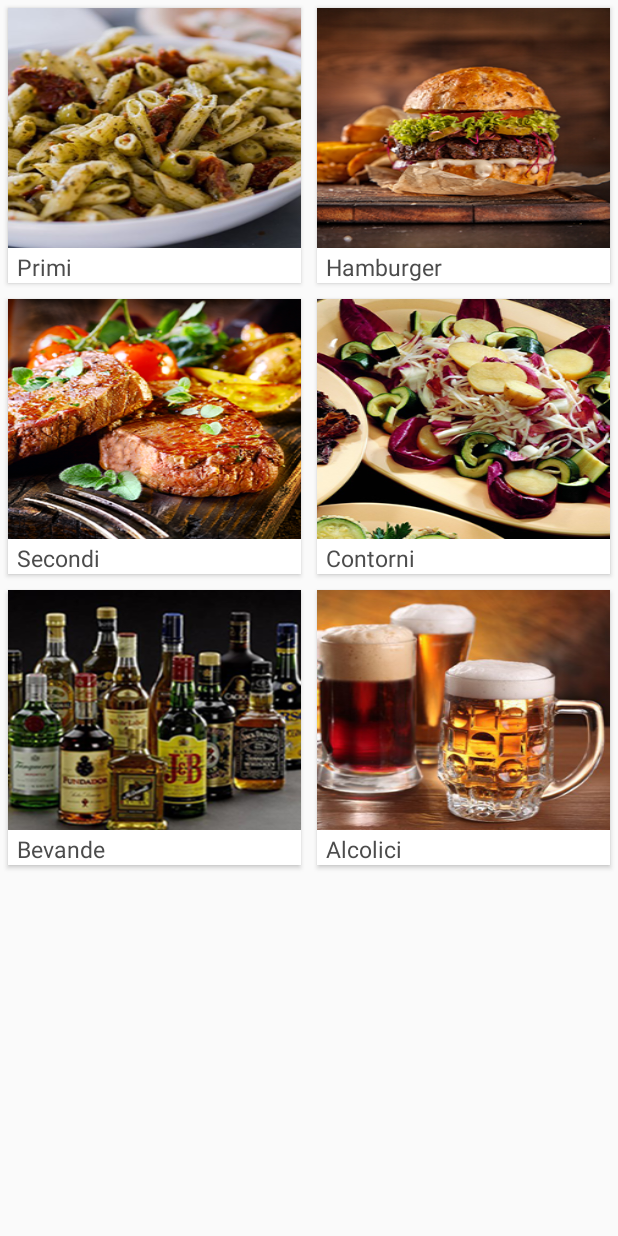
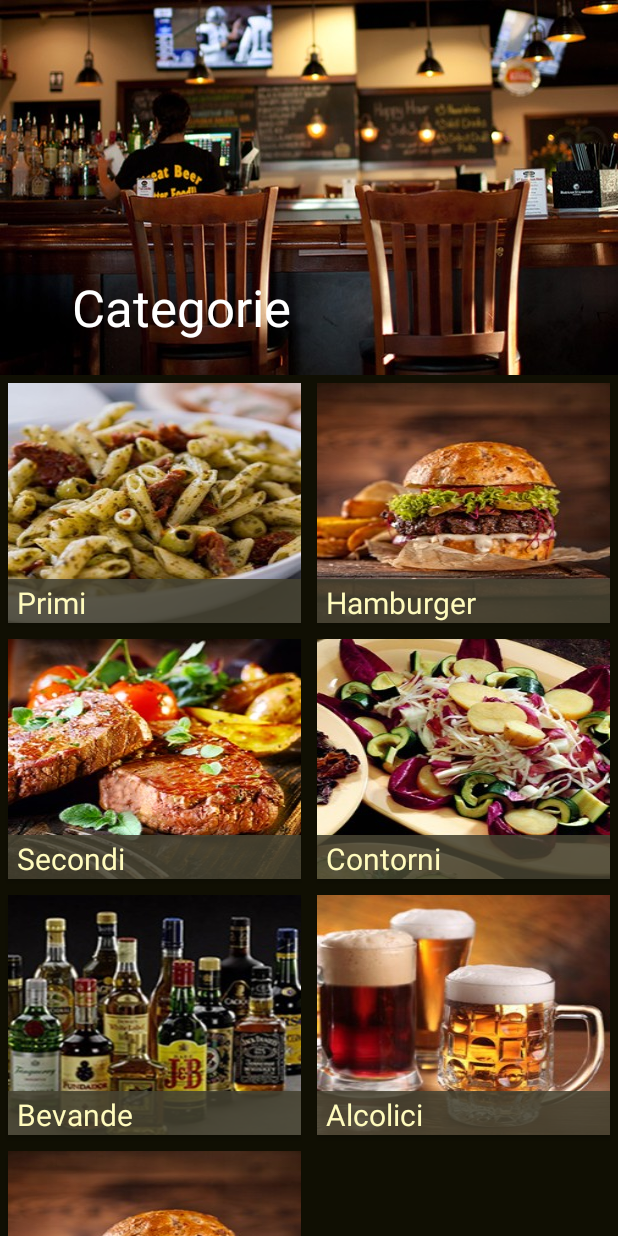
Before and after one commit to DavideGiancola/AndroidApp, an Android app: the CategorieActivity screen opened directly, with no data from a screen before it, on a phone screen of 412 x 824 dp. Run offline under Robolectric (Android 15) with nearby library versions, the phone set to English and light mode, and no system bars.

Commit message:
Menu Categorie In evoluzione!

```diff
--- a/app/src/main/java/univaq/apppub/controller/CategorieActivity.java
+++ b/app/src/main/java/univaq/apppub/controller/CategorieActivity.java
@@ -1,11 +1,16 @@
 package univaq.apppub.controller;
 
 import android.app.Activity;
+import android.support.design.widget.AppBarLayout;
+import android.support.design.widget.CollapsingToolbarLayout;
 import android.support.v7.app.AppCompatActivity;
 import android.os.Bundle;
 import android.support.v7.widget.GridLayoutManager;
 import android.support.v7.widget.LinearLayoutManager;
 import android.support.v7.widget.RecyclerView;
+import android.widget.ImageView;
+
+import com.bumptech.glide.Glide;
 
 import java.util.ArrayList;
 import java.util.List;
@@ -26,7 +31,7 @@ public class CategorieActivity extends Activity {
         super.onCreate(savedInstanceState);
         setContentView(R.layout.activity_categorie);
 
-
+        initCollapsingToolbar();
 
 
         mRecyclerView = (RecyclerView) findViewById(R.id.recyclerCategorie);
@@ -46,6 +51,42 @@ public class CategorieActivity extends Activity {
 
         CostruisciCategorie();
 
+        try {
+            Glide.with(this).load(R.drawable.cover).into((ImageView) findViewById(R.id.backdrop));
+        } catch (Exception e) {
+            e.printStackTrace();
+        }
+
+    }
+
+    private void initCollapsingToolbar() {
+        final CollapsingToolbarLayout collapsingToolbar =
+                (CollapsingToolbarLayout) findViewById(R.id.collapsing_toolbar);
+        collapsingToolbar.setTitle(" ");
+        AppBarLayout appBarLayout = (AppBarLayout) findViewById(R.id.appbar);
+        appBarLayout.setExpanded(true);
+
+        // hiding & showing the title when toolbar expanded & collapsed
+        appBarLayout.addOnOffsetChangedListener(new AppBarLayout.OnOffsetChangedListener() {
+            boolean isShow = false;
+            int scrollRange = -1;
+
+            @Override
+            public void onOffsetChanged(AppBarLayout appBarLayout, int verticalOffset) {
+                if (scrollRange == -1) {
+                    scrollRange = appBarLayout.getTotalScrollRange();
+                    collapsingToolbar.setTitle("Categorie");
+                    isShow = true;
+                }
+                if (scrollRange + verticalOffset == 0) {
+                    collapsingToolbar.setTitle("Categorie");
+                    isShow = true;
+                } else if (isShow) {
+                    collapsingToolbar.setTitle("Categorie");
+                    isShow = false;
+                }
+            }
+        });
     }
 
 
@@ -71,6 +112,8 @@ public class CategorieActivity extends Activity {
         Categorie.add(a);
         a = new Categoria("Alcolici","alcolici",img[5]);
         Categorie.add(a);
+        a = new Categoria("Prova","alcolici",img[2]);
+        Categorie.add(a);
 
         mAdapter.notifyDataSetChanged();
 
--- a/app/src/main/java/univaq/apppub/util/CategorieAdapter.java
+++ b/app/src/main/java/univaq/apppub/util/CategorieAdapter.java
@@ -33,7 +33,6 @@ public class CategorieAdapter extends RecyclerView.Adapter<CategorieAdapter.View
             super(v);
             mNome = (TextView) v.findViewById(R.id.nome);
             mThumbnail = (ImageView) v.findViewById(R.id.thumbnail);
-
         }
     }
 
--- a/app/src/main/res/layout/activity_categorie.xml
+++ b/app/src/main/res/layout/activity_categorie.xml
@@ -1,17 +1,69 @@
 <?xml version="1.0" encoding="utf-8"?>
-<android.support.constraint.ConstraintLayout xmlns:android="http://schemas.android.com/apk/res/android"
-    xmlns:app="http://schemas.android.com/apk/res-auto"
-    xmlns:tools="http://schemas.android.com/tools"
-    android:layout_width="match_parent"
-    android:layout_height="match_parent"
-    tools:context="univaq.apppub.controller.CategorieActivity">
+    <android.support.design.widget.CoordinatorLayout xmlns:android="http://schemas.android.com/apk/res/android"
+        xmlns:app="http://schemas.android.com/apk/res-auto"
+        android:id="@+id/main_content"
+        android:layout_width="match_parent"
+        android:layout_height="match_parent"
+        android:background="@android:color/white"
+        android:fitsSystemWindows="true">
+
+    <android.support.design.widget.AppBarLayout
+        android:id="@+id/appbar"
+        android:layout_width="match_parent"
+        android:layout_height="@dimen/detail_backdrop_height"
+        android:fitsSystemWindows="true"
+        android:theme="@style/ThemeOverlay.AppCompat.Dark.ActionBar">
+
+        <android.support.design.widget.CollapsingToolbarLayout
+            android:id="@+id/collapsing_toolbar"
+            android:layout_width="match_parent"
+            android:layout_height="match_parent"
+            android:fitsSystemWindows="true"
+            app:contentScrim="?attr/colorPrimary"
+            app:expandedTitleMarginEnd="80dp"
+            app:expandedTitleMarginStart="48dp"
+            app:expandedTitleTextAppearance="@android:color/transparent"
+            app:layout_scrollFlags="scroll|exitUntilCollapsed">
+
+            <RelativeLayout
+                android:layout_width="wrap_content"
+                android:layout_height="wrap_content">
+
+                <ImageView
+                    android:id="@+id/backdrop"
+                    android:layout_width="match_parent"
+                    android:layout_height="match_parent"
+                    android:fitsSystemWindows="true"
+                    android:scaleType="centerCrop"
+                    app:layout_collapseMode="parallax" />
+
+            </RelativeLayout>
+
+            <android.support.v7.widget.Toolbar
+                android:id="@+id/toolbar"
+                android:layout_width="match_parent"
+                android:layout_height="?attr/actionBarSize"
+                app:layout_collapseMode="pin"
+                app:popupTheme="@style/ThemeOverlay.AppCompat.Light" />
+
+        </android.support.design.widget.CollapsingToolbarLayout>
+
+    </android.support.design.widget.AppBarLayout>
+
+    <RelativeLayout xmlns:android="http://schemas.android.com/apk/res/android"
+        xmlns:app="http://schemas.android.com/apk/res-auto"
+        xmlns:tools="http://schemas.android.com/tools"
+        android:layout_width="match_parent"
+        android:layout_height="match_parent"
+        android:background="@color/colorPrimary"
+        app:layout_behavior="@string/appbar_scrolling_view_behavior"
+        tools:context="com.delaroystudios.cardview.MainActivity"
+        tools:showIn="@layout/activity_main">
 
     <android.support.v7.widget.RecyclerView
         android:id="@+id/recyclerCategorie"
         android:scrollbars="vertical"
         android:layout_width="match_parent"
         android:layout_height="match_parent"/>
-
-
-
-</android.support.constraint.ConstraintLayout>
+    </RelativeLayout>
+</android.support.design.widget.CoordinatorLayout>
--- a/app/src/main/res/layout/categoria_view.xml
+++ b/app/src/main/res/layout/categoria_view.xml
@@ -13,9 +13,10 @@
         card_view:cardCornerRadius="@dimen/card_album_radius">
 
         <RelativeLayout
-            android:layout_width="match_parent"
-            android:layout_height="match_parent">
-
+            xmlns:android="http://schemas.android.com/apk/res/android"
+            android:id="@+id/relativelayout"
+            android:layout_width="fill_parent"
+            android:layout_height="fill_parent" >
         <ImageView
             android:id="@+id/thumbnail"
             android:layout_width="match_parent"
@@ -27,15 +28,17 @@
             <TextView
                 android:id="@+id/nome"
                 android:layout_width="match_parent"
+
                 android:layout_height="wrap_content"
-                android:layout_below="@id/thumbnail"
+                android:layout_alignParentBottom="true"
+                android:layout_alignParentLeft="true"
+                android:layout_alignParentStart="true"
+                android:background="@color/card_color"
                 android:paddingLeft="@dimen/categoria_nome_padding"
                 android:paddingRight="@dimen/categoria_nome_padding"
                 android:paddingTop="2dp"
-                android:textColor="@color/album_title"
-                android:textSize="@dimen/album_title" />
-
-
+                android:textColor="@color/categorie_title"
+                android:textSize="@dimen/categoria_title" />
         </RelativeLayout>
 
     </android.support.v7.widget.CardView>
--- a/app/src/main/res/values/colors.xml
+++ b/app/src/main/res/values/colors.xml
@@ -1,9 +1,10 @@
 <?xml version="1.0" encoding="utf-8"?>
 <resources>
-    <color name="colorPrimary">#3f51b5</color>
-    <color name="colorPrimaryDark">#303F9F</color>
+    <color name="colorPrimary">#100F03</color>
+    <color name="colorPrimaryDark">#1D1A05</color>
     <color name="colorAccent">#302428</color>
 
     <color name="viewBg">#f1f5f8</color>
-    <color name="album_title">#4c4c4c</color>
+    <color name="categorie_title">#FFFBBD</color>
+    <color name="card_color">#DF464332</color>
 </resources>
--- a/app/src/main/res/values/dimens.xml
+++ b/app/src/main/res/values/dimens.xml
@@ -21,7 +21,7 @@
 
     <dimen name="categoria_nome_padding">6dp</dimen>
 
-    <dimen name="album_title">15dp</dimen>
+    <dimen name="categoria_title">20dp</dimen>
 
     <dimen name="songs_count_padding_bottom">5dp</dimen>
 
```
Also changed, not shown: app/src/main/res/drawable/cover.png (added). Lines whose indentation alone changed are shown as unchanged.
